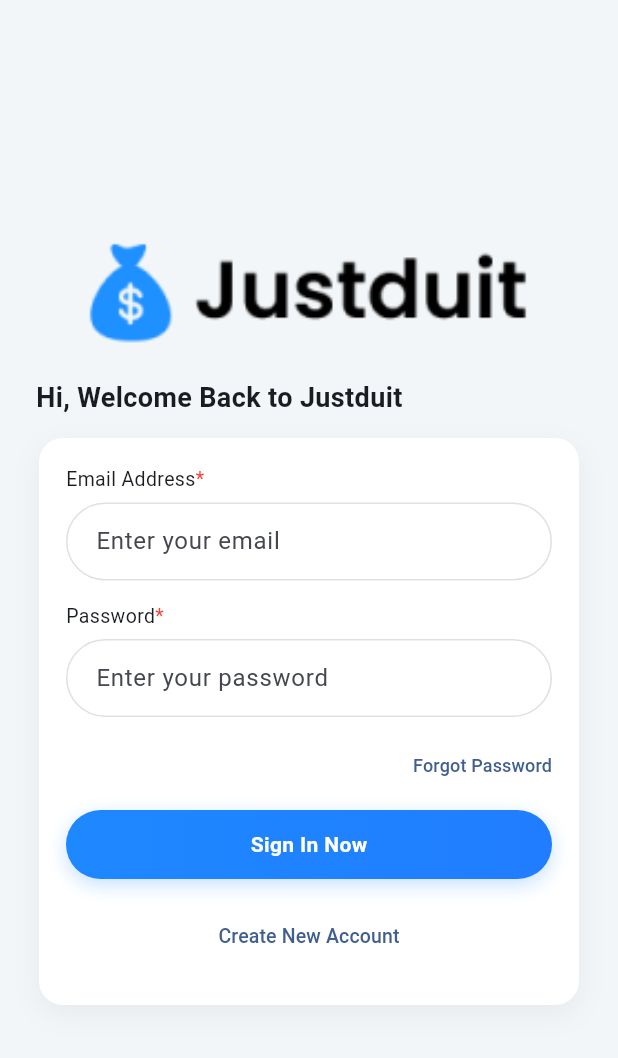
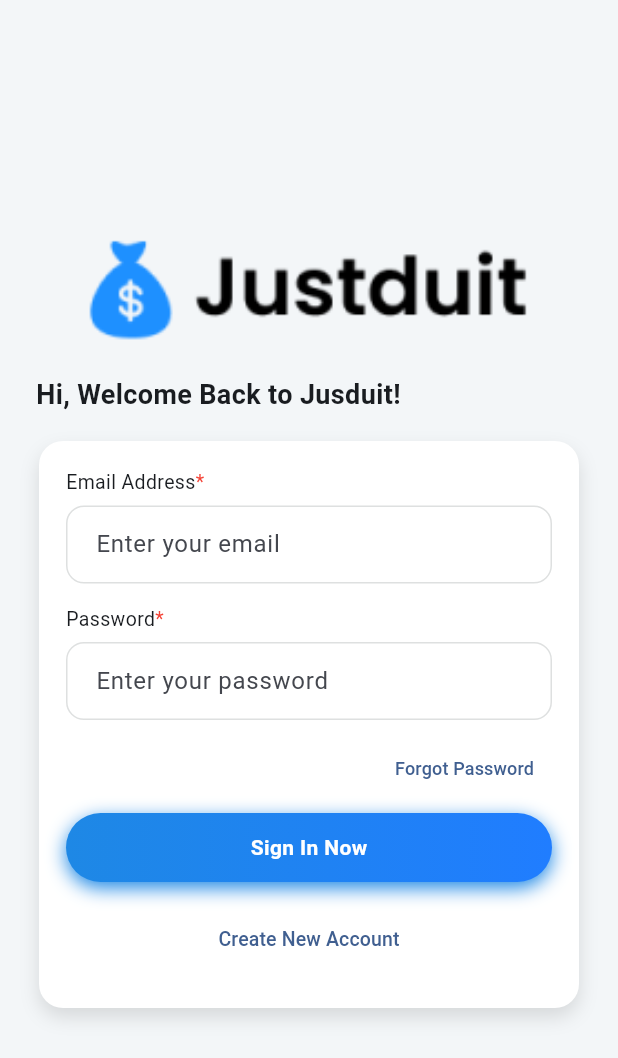
Before and after one commit to shabil24/mola-2377051001, a Flutter app: the screen it shows after launch, on a phone screen of 412 x 824 dp. Shown: the top 1058 px of the screen. Run offline on Flutter 3.47's test engine with Material 3 defaults, Android fonts, the phone set to English and light mode, and no system bars.

Commit message:
Isi pesan

```diff
--- a/lib/main.dart
+++ b/lib/main.dart
@@ -1,6 +1,8 @@
 import 'package:flutter/material.dart';
-import 'package:myapp/screens/login_screen.dart';
-import 'package:myapp/screens/signup_screen.dart';
+import 'screens/login_screen.dart';
+import 'screens/signup_screen.dart';
+import 'screens/dashboard_screen.dart';
+
 void main() => runApp(const JustduitApp());
 
 class JustduitApp extends StatelessWidget {
@@ -12,36 +14,38 @@ class JustduitApp extends StatelessWidget {
       debugShowCheckedModeBanner: false,
       title: 'Justduit',
       theme: ThemeData(
-        scaffoldBackgroundColor: const Color(0xFFF3F6F8),
+        scaffoldBackgroundColor: const Color(0xFFF3F6F8), // abu-abu muda
         useMaterial3: true,
-        colorScheme: ColorScheme.fromSeed(
-          seedColor: const Color(0xFF1E88FF),
-        ),
+        colorScheme: ColorScheme.fromSeed(seedColor: const Color(0xFF1E88FF)),
         inputDecorationTheme: InputDecorationTheme(
           isDense: true,
           filled: true,
           fillColor: Colors.white,
-          contentPadding:
-              const EdgeInsets.symmetric(horizontal: 16, vertical: 14),
+          contentPadding: const EdgeInsets.symmetric(
+            horizontal: 16,
+            vertical: 14,
+          ),
           border: OutlineInputBorder(
-            borderRadius: BorderRadius.circular(28),
-            borderSide: const BorderSide(color: Color(0xFFE0E0E0)),
+            borderRadius: BorderRadius.circular(12),
+            borderSide: const BorderSide(color: Color(0xFFDEE0E0)),
           ),
           enabledBorder: OutlineInputBorder(
-            borderRadius: BorderRadius.circular(28),
-            borderSide: const BorderSide(color: Color(0xFFE0E0E0)),
+            borderRadius: BorderRadius.circular(12),
+            borderSide: const BorderSide(color: Color(0xFFDEE0E0)),
           ),
           focusedBorder: OutlineInputBorder(
-            borderRadius: BorderRadius.circular(28),
+            borderRadius: BorderRadius.circular(12),
             borderSide: const BorderSide(color: Color(0xFF1E88FF)),
           ),
         ),
       ),
       initialRoute: LoginScreen.route,
       routes: {
-        '/': (_) => const LoginScreen(),
-        LoginScreen.route: (_) => const LoginScreen(),
-        SignupScreen.route: (_) => const SignupScreen(),
+        LoginScreen.route: (context) =>
+            const LoginScreen(), // default = Sign In
+        SignupScreen.route: (context) => const SignupScreen(),
+        DashboardScreen.route: (context) => const DashboardScreen(),
+
       },
     );
   }
--- a/lib/screens/login_screen.dart
+++ b/lib/screens/login_screen.dart
@@ -1,5 +1,6 @@
 import 'package:flutter/material.dart';
 import 'signup_screen.dart';
+import 'dashboard_screen.dart'; // pastikan import ini ada
 
 class LoginScreen extends StatefulWidget {
   static const route = '/signin';
@@ -10,29 +11,26 @@ class LoginScreen extends StatefulWidget {
 }
 
 class _LoginScreenState extends State<LoginScreen> {
-  final _email = TextEditingController();
-  final _pass = TextEditingController();
+  final _emailController = TextEditingController();
+  final _passwordController = TextEditingController();
 
   @override
   void dispose() {
-    _email.dispose();
-    _pass.dispose();
+    _emailController.dispose();
+    _passwordController.dispose();
     super.dispose();
   }
 
-  @override
-  Widget build(BuildContext context) {
-    // komponen kecil buat label + tanda *
-    Widget requiredLabel(String text) => Row(
+  // Widget untuk label dengan tanda bintang
+  Widget requiredLabel(String label) => Row(
         children: [
-            Text(text, style: const TextStyle(fontSize: 13)),
-            const Text('*',
-                style: TextStyle(color: Colors.red, fontSize: 13)),
+          Text(label, style: const TextStyle(fontSize: 13)),
+          const Text("*", style: TextStyle(color: Colors.red, fontSize: 13)),
         ],
       );
 
-    // tombol biru dengan gradient (UI-only)
-    Widget primaryButton(String label, VoidCallback onTap) =>
+  // Tombol biru gradient
+  Widget primaryButton({required String label, required VoidCallback onTap}) =>
       GestureDetector(
         onTap: onTap,
         child: Container(
@@ -42,13 +40,13 @@ class _LoginScreenState extends State<LoginScreen> {
           decoration: BoxDecoration(
             borderRadius: BorderRadius.circular(28),
             gradient: const LinearGradient(
-                colors: [Color(0xFF1E88FF), Color(0xFF207DFF)],
+              colors: [Color(0xFF1E88E5), Color(0xFF207DFF)],
             ),
-              boxShadow: [
+            boxShadow: const [
               BoxShadow(
-                  color: const Color(0xFF1E88FF).withOpacity(0.25),
+                color: Color(0xFF1E88E5),
                 blurRadius: 10,
-                  offset: const Offset(0, 4),
+                offset: Offset(0, 4),
               ),
             ],
           ),
@@ -62,6 +60,8 @@ class _LoginScreenState extends State<LoginScreen> {
         ),
       );
 
+  @override
+  Widget build(BuildContext context) {
     return Scaffold(
       body: SafeArea(
         child: Center(
@@ -70,31 +70,32 @@ class _LoginScreenState extends State<LoginScreen> {
             child: Column(
               crossAxisAlignment: CrossAxisAlignment.center,
               children: [
-                // logo
+                // Logo Disesuaikan: menggunakan 'assets/images/Jusduit.png'
                 Image.asset(
-                  'assets/logo-mola.png',
+  'assets/images/Justduit.png', // ✅ sama persis dengan nama file
   height: 80,
   fit: BoxFit.contain,
 ),
+
                 const SizedBox(height: 18),
 
-                // judul
-                const Padding(
-                  padding: EdgeInsets.symmetric(horizontal: 24),
+                // Judul Disesuaikan: mengubah dari "Justchat" menjadi "Jusduit"
+                Padding(
+                  padding: const EdgeInsets.symmetric(horizontal: 24),
                   child: Align(
                     alignment: Alignment.centerLeft,
                     child: Text(
-                      'Hi, Welcome Back to Justduit',
-                      style: TextStyle(
+                      "Hi, Welcome Back to Jusduit!",
+                      style: const TextStyle(
                         fontSize: 18,
                         fontWeight: FontWeight.w700,
                       ),
                     ),
                   ),
                 ),
-                const SizedBox(height: 14),
+                const SizedBox(height: 18),
 
-                // card form
+                // Card Form
                 Container(
                   width: 360,
                   margin: const EdgeInsets.symmetric(horizontal: 20),
@@ -102,35 +103,35 @@ class _LoginScreenState extends State<LoginScreen> {
                   decoration: BoxDecoration(
                     color: Colors.white,
                     borderRadius: BorderRadius.circular(16),
-                    boxShadow: [
+                    boxShadow: const [
                       BoxShadow(
-                        color: Colors.black.withOpacity(0.05),
-                        blurRadius: 16,
-                        offset: const Offset(0, 6),
+                        color: Colors.black12,
+                        blurRadius: 10,
+                        offset: Offset(0, 6),
                       ),
                     ],
                   ),
                   child: Column(
                     crossAxisAlignment: CrossAxisAlignment.start,
                     children: [
-                      requiredLabel('Email Address'),
+                      requiredLabel("Email Address"),
                       const SizedBox(height: 6),
                       TextField(
-                        controller: _email,
+                        controller: _emailController,
                         keyboardType: TextInputType.emailAddress,
                         decoration: const InputDecoration(
-                          hintText: 'Enter your email',
+                          hintText: "Enter your email",
                         ),
                       ),
                       const SizedBox(height: 14),
 
-                      requiredLabel('Password'),
+                      requiredLabel("Password"),
                       const SizedBox(height: 6),
                       TextField(
-                        controller: _pass,
+                        controller: _passwordController,
                         obscureText: true,
                         decoration: const InputDecoration(
-                          hintText: 'Enter your password',
+                          hintText: "Enter your password",
                         ),
                       ),
                       const SizedBox(height: 8),
@@ -138,33 +139,54 @@ class _LoginScreenState extends State<LoginScreen> {
                       Align(
                         alignment: Alignment.centerRight,
                         child: TextButton(
-                          style: TextButton.styleFrom(padding: EdgeInsets.zero),
                           onPressed: () {},
                           child: const Text(
-                            'Forgot Password',
+                            "Forgot Password",
                             style: TextStyle(fontSize: 12),
                           ),
                         ),
                       ),
                       const SizedBox(height: 6),
 
-                      primaryButton('Sign In Now', () {
+                      // Tombol Sign In Now
+                      primaryButton(
+                        label: 'Sign In Now',
+                        onTap: () {
+                          // Cek apakah email atau password kosong
+                          if (_emailController.text.isEmpty ||
+                              _passwordController.text.isEmpty) {
+                            // Jika ya, tampilkan notifikasi error
                             ScaffoldMessenger.of(context).showSnackBar(
-                          const SnackBar(content: Text('Sign In tapped')),
+                              const SnackBar(
+                                content: Text(
+                                    'Email dan Password tidak boleh kosong!'),
+                                backgroundColor: Colors.red,
+                              ),
                             );
-                      }),
+                          } else {
+                            // Jika tidak, lanjutkan ke dashboard
+                            Navigator.pushNamedAndRemoveUntil(
+                              context,
+                              DashboardScreen.route,
+                              (route) => false,
+                            );
+                          }
+                        },
+                      ),
                       const SizedBox(height: 14),
 
+                      // Tombol Create Account
                       Center(
                         child: TextButton(
-                          onPressed: () => Navigator.pushNamed(
-                              context, SignupScreen.route),
+                          onPressed: () {
+                            Navigator.pushNamed(context, SignupScreen.route);
+                          },
                           child: const Text(
-                            'Create New Account',
+                            "Create New Account",
                             style: TextStyle(fontSize: 13),
                           ),
                         ),
-                      ),
+                      )
                     ],
                   ),
                 ),
--- a/pubspec.yaml
+++ b/pubspec.yaml
@@ -59,9 +59,8 @@ flutter:
 
   # To add assets to your application, add an assets section, like this:
   assets:
-      - assets/logo-mola.png
-  #   - images/a_dot_burr.jpeg
-  #   - images/a_dot_ham.jpeg
+      - assets/images/
+  #
 
   # An image asset can refer to one or more resolution-specific "variants", see
   # https://flutter.dev/to/resolution-aware-images
```
Also changed, not shown: lib/screens/dashboard_screen.dart (added, +106 -0 lines), lib/screens/signup_screen.dart (+78 -45 lines), assets/images/Justduit.png (renamed from assets/logo-mola.png), assets/images/logo.png (deleted), 1 other file. Lines whose indentation alone changed are shown as unchanged.
